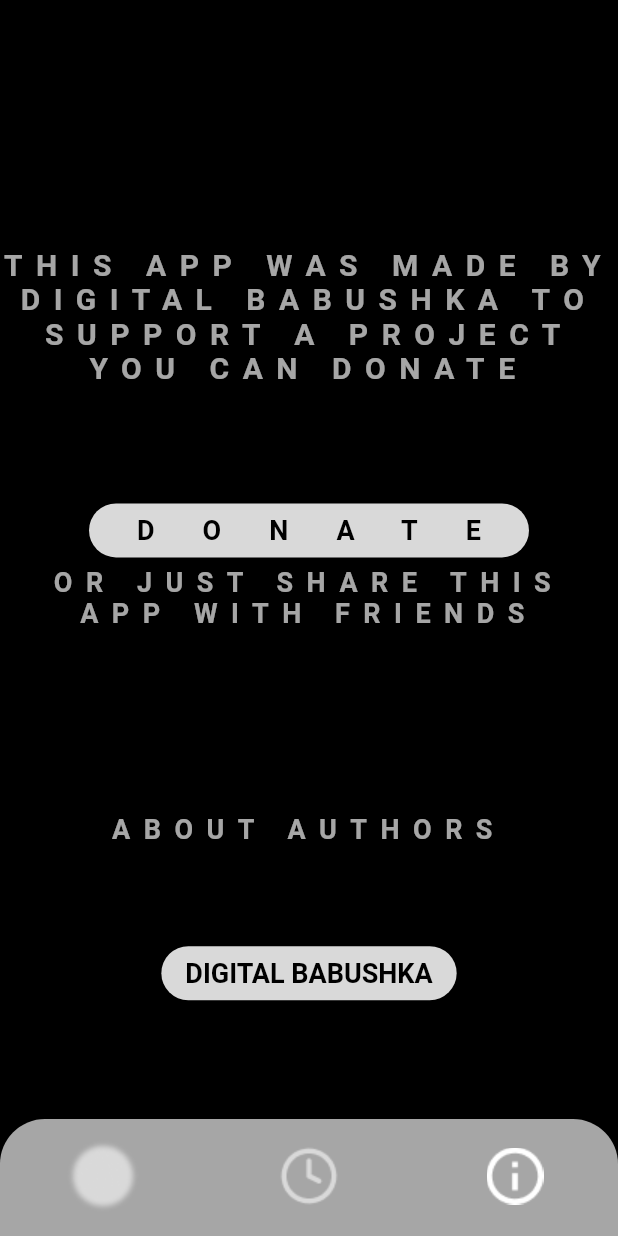
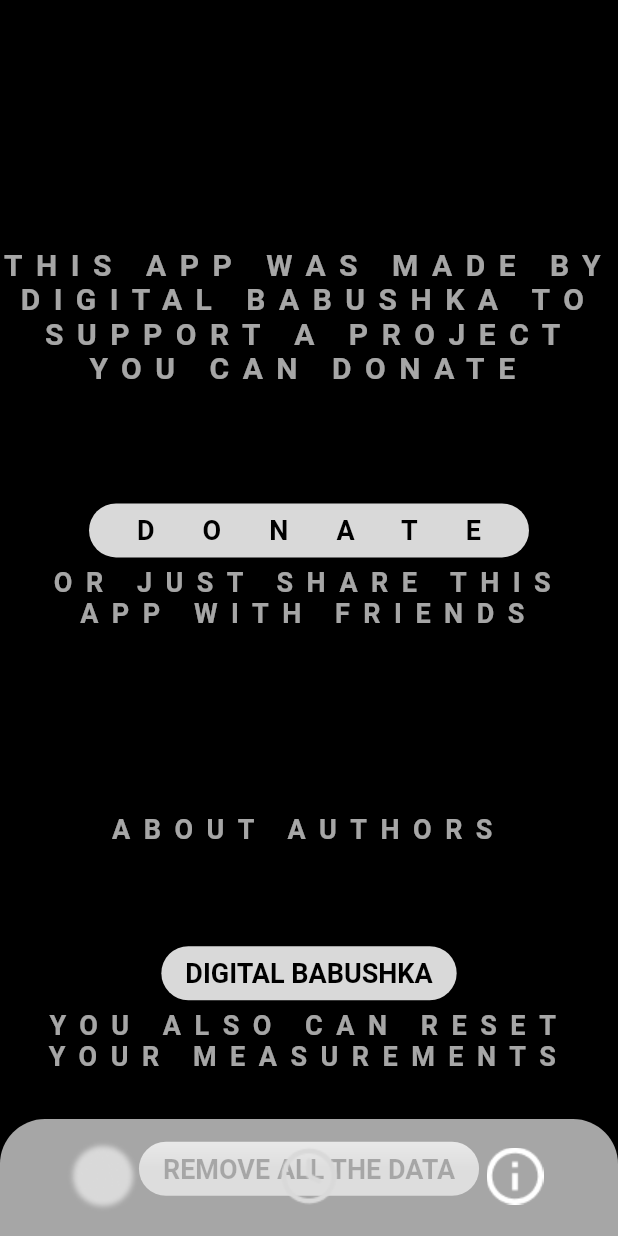
Before and after one commit to IrishBoy/Moodify, a Flutter app: the screen it shows after launch, item 3 of the bottom bar chosen, on a phone screen of 412 x 824 dp. Run offline on Flutter 3.47's test engine with Material 2 defaults, Android fonts, the phone set to English and light mode, and no system bars; our stand-ins replace google_fonts, sqflite, syncfusion_flutter_charts; accounts and stored records are empty.

Commit message:
Added all the data removal

```diff
--- a/moodify/lib/info_page.dart
+++ b/moodify/lib/info_page.dart
@@ -1,4 +1,5 @@
 import 'package:flutter/material.dart';
+import 'package:moodify/sql_connector.dart';
 import 'package:url_launcher/url_launcher.dart';
 
 import 'vars.dart';
@@ -9,6 +10,14 @@
 }
 
 class _InfoScreenState extends State<InfoScreen> {
+  late DatabaseHelper dbHelper; // Define DatabaseHelper instance
+
+  @override
+  void initState() {
+    super.initState();
+    dbHelper = DatabaseHelper(); // Initialize DatabaseHelper instance
+  }
+
   void _openLinkInBrowser(link) async {
     Uri uriLink = Uri.parse(link);
 
@@ -29,6 +38,10 @@
         ),
       ),
     );
+  }
+
+  Future<void> _removeAllMeasurements() async {
+    await dbHelper.deleteAllDataModels();
   }
 
   @override
@@ -128,6 +141,36 @@
                           fontSize: 18,
                         )),
                   ),
+                  SizedBox(
+                    height: screenHeight * 0.1,
+                    child: Text(
+                      textWidthBasis: TextWidthBasis.longestLine,
+                      '''You also can reset your measurements'''.toUpperCase(),
+                      style: TextStyle(
+                        color: Color.fromRGBO(255, 255, 255, 0.65),
+                        fontWeight: FontWeight.w600,
+                        letterSpacing: 9.0,
+                        fontSize: 18,
+                      ),
+                      textAlign: TextAlign.center,
+                    ),
+                  ),
+                  ElevatedButton(
+                    onPressed: () => _removeAllMeasurements(),
+                    style: ElevatedButton.styleFrom(
+                      backgroundColor: Color.fromRGBO(217, 217, 217, 1),
+                      shape: RoundedRectangleBorder(
+                        borderRadius: BorderRadius.circular(20.0),
+                      ),
+                    ),
+                    child: Text('Remove all the data'.toUpperCase(),
+                        textAlign: TextAlign.center,
+                        style: TextStyle(
+                          color: Color.fromRGBO(0, 0, 0, 1),
+                          fontWeight: FontWeight.w600,
+                          fontSize: 18,
+                        )),
+                  ),
                 ],
               ),
             ),
--- a/moodify/lib/sql_connector.dart
+++ b/moodify/lib/sql_connector.dart
@@ -59,4 +59,8 @@
       whereArgs: [id],
     );
   }
+
+  Future<void> deleteAllDataModels() async {
+    await _database.delete('measurements');
+  }
 }
```
